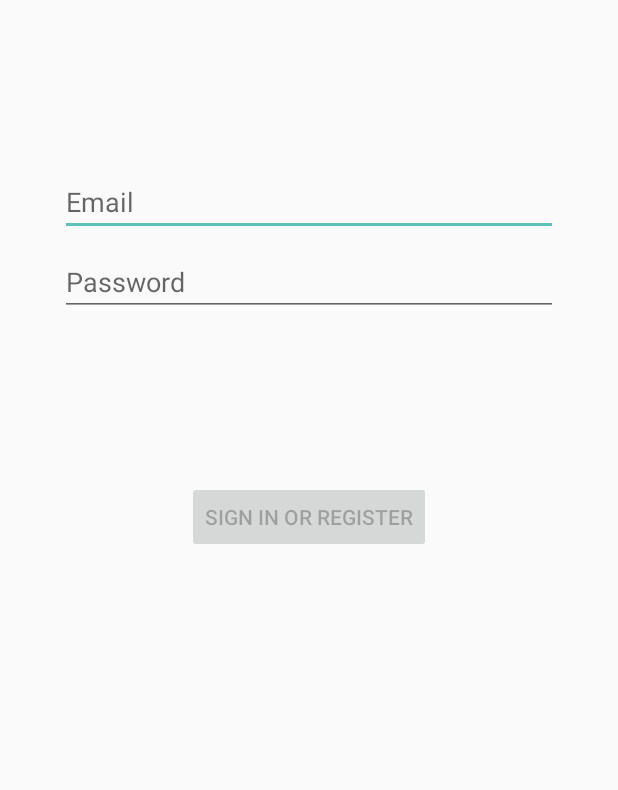
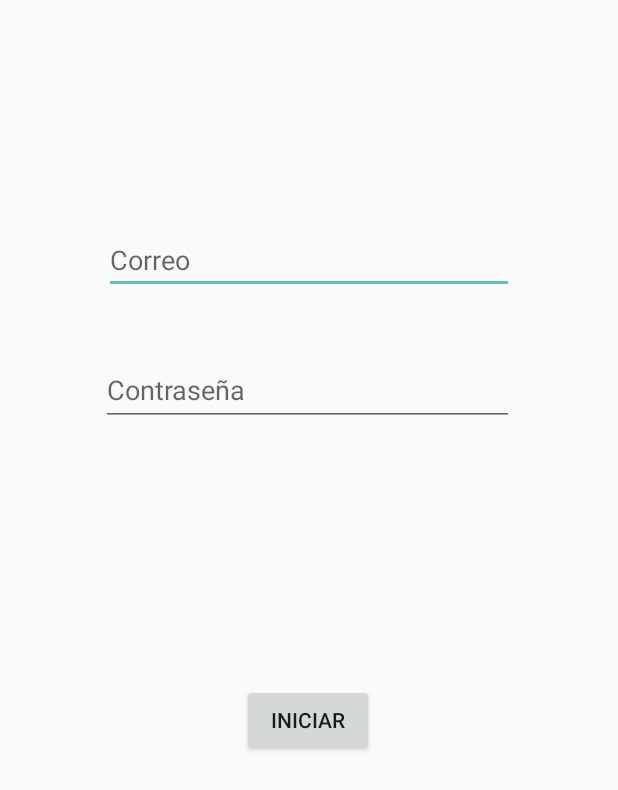
Before and after one commit to fbarrientoz/Gnomon, an Android app: the layout activity_login.xml on its own in the app's theme, with its tools: preview values and no code run, on a phone screen of 412 x 824 dp. Shown: the top 790 px of the screen. Run offline under Robolectric (Android 15) with nearby library versions, the phone set to English and light mode, and no system bars.

Commit message:
Creacion de paquetes y clases para la arquitectura de login conectandose a la base de datos de firebase

```diff
--- a/app/build.gradle
+++ b/app/build.gradle
@@ -48,6 +48,10 @@ dependencies {
     implementation 'androidx.lifecycle:lifecycle-viewmodel-ktx:2.2.0'
     implementation 'androidx.annotation:annotation:1.1.0'
     testImplementation 'junit:junit:4.12'
+
+    //dependecia agregada para autentificación con firebase
+    implementation 'com.google.firebase:firebase-auth:19.1.0'
+
     androidTestImplementation 'androidx.test.ext:junit:1.1.1'
     androidTestImplementation 'androidx.test.espresso:espresso-core:3.2.0'
 
--- a/app/src/main/AndroidManifest.xml
+++ b/app/src/main/AndroidManifest.xml
@@ -11,8 +11,8 @@
         android:supportsRtl="true"
         android:theme="@style/AppTheme">
         <activity
-            android:name=".ui.login.LoginActivity"
-            android:label="@string/title_activity_login"></activity>
+            android:name=".ui.login.view.Login"
+            android:label="@string/title_activity_login"/>
         <activity
             android:name=".SplashActivity"
             android:theme="@style/Theme.AppCompat.Light.NoActionBar">
--- a/app/src/main/java/com/uabc/edu/gnomon/SplashActivity.kt
+++ b/app/src/main/java/com/uabc/edu/gnomon/SplashActivity.kt
@@ -6,6 +6,7 @@ import android.os.Bundle
 import android.os.Handler
 import android.view.Window
 import android.view.WindowManager
+import com.uabc.edu.gnomon.ui.login.view.Login
 
 class SplashActivity : AppCompatActivity() {
     override fun onCreate(savedInstanceState: Bundle?) {
@@ -17,7 +18,8 @@ class SplashActivity : AppCompatActivity() {
         //4 segundos splash time
         Handler().postDelayed({
             //start maiin activity
-            startActivity(Intent(this@SplashActivity, MainActivity::class.java))
+            //startActivity(Intent(this@SplashActivity, MainActivity::class.java))
+            startActivity(Intent(this@SplashActivity, Login::class.java))
             //finish activity
             finish()
         },4000)
--- a/app/src/main/res/layout/activity_login.xml
+++ b/app/src/main/res/layout/activity_login.xml
@@ -2,75 +2,55 @@
 <androidx.constraintlayout.widget.ConstraintLayout xmlns:android="http://schemas.android.com/apk/res/android"
     xmlns:app="http://schemas.android.com/apk/res-auto"
     xmlns:tools="http://schemas.android.com/tools"
-    android:id="@+id/container"
     android:layout_width="match_parent"
     android:layout_height="match_parent"
-    android:paddingLeft="@dimen/activity_horizontal_margin"
-    android:paddingTop="@dimen/activity_vertical_margin"
-    android:paddingRight="@dimen/activity_horizontal_margin"
-    android:paddingBottom="@dimen/activity_vertical_margin"
-    tools:context=".ui.login.LoginActivity">
+    tools:context=".ui.login.view.Login">
 
     <EditText
-        android:id="@+id/username"
-        android:layout_width="0dp"
-        android:layout_height="wrap_content"
-        android:layout_marginStart="24dp"
-        android:layout_marginTop="96dp"
-        android:layout_marginEnd="24dp"
-        android:hint="@string/prompt_email"
-        android:inputType="textEmailAddress"
-        android:selectAllOnFocus="true"
+        android:id="@+id/et_name"
+        android:layout_width="273dp"
+        android:layout_height="44dp"
+        android:layout_marginTop="152dp"
+        android:ems="10"
+        android:hint="Correo"
+        android:inputType="textPersonName"
         app:layout_constraintEnd_toEndOf="parent"
         app:layout_constraintStart_toStartOf="parent"
         app:layout_constraintTop_toTopOf="parent" />
 
     <EditText
-        android:id="@+id/password"
-        android:layout_width="0dp"
-        android:layout_height="wrap_content"
-        android:layout_marginStart="24dp"
-        android:layout_marginTop="8dp"
-        android:layout_marginEnd="24dp"
-        android:hint="@string/prompt_password"
-        android:imeActionLabel="@string/action_sign_in_short"
-        android:imeOptions="actionDone"
+        android:id="@+id/et_password"
+        android:layout_width="275dp"
+        android:layout_height="48dp"
+        android:layout_marginTop="40dp"
+        android:ems="10"
+        android:hint="Contraseña"
         android:inputType="textPassword"
-        android:selectAllOnFocus="true"
         app:layout_constraintEnd_toEndOf="parent"
+        app:layout_constraintHorizontal_bias="0.492"
         app:layout_constraintStart_toStartOf="parent"
-        app:layout_constraintTop_toBottomOf="@+id/username" />
+        app:layout_constraintTop_toBottomOf="@+id/et_name"/>
 
     <Button
-        android:id="@+id/login"
+        android:id="@+id/btn_signIn"
         android:layout_width="wrap_content"
         android:layout_height="wrap_content"
-        android:layout_gravity="start"
-        android:layout_marginStart="48dp"
-        android:layout_marginTop="16dp"
-        android:layout_marginEnd="48dp"
-        android:layout_marginBottom="64dp"
-        android:enabled="false"
-        android:text="@string/action_sign_in"
-        app:layout_constraintBottom_toBottomOf="parent"
+        android:layout_marginTop="172dp"
+        android:text="Iniciar"
         app:layout_constraintEnd_toEndOf="parent"
+        app:layout_constraintHorizontal_bias="0.498"
         app:layout_constraintStart_toStartOf="parent"
-        app:layout_constraintTop_toBottomOf="@+id/password"
-        app:layout_constraintVertical_bias="0.2" />
+        app:layout_constraintTop_toBottomOf="@+id/et_password" />
 
     <ProgressBar
-        android:id="@+id/loading"
+        android:id="@+id/progressBar_singIn"
+        style="?android:attr/progressBarStyle"
         android:layout_width="wrap_content"
         android:layout_height="wrap_content"
-        android:layout_gravity="center"
-        android:layout_marginStart="32dp"
-        android:layout_marginTop="64dp"
-        android:layout_marginEnd="32dp"
-        android:layout_marginBottom="64dp"
+        android:layout_marginTop="68dp"
         android:visibility="gone"
-        app:layout_constraintBottom_toBottomOf="parent"
-        app:layout_constraintEnd_toEndOf="@+id/password"
-        app:layout_constraintStart_toStartOf="@+id/password"
-        app:layout_constraintTop_toTopOf="parent"
-        app:layout_constraintVertical_bias="0.3" />
+        app:layout_constraintEnd_toEndOf="parent"
+        app:layout_constraintHorizontal_bias="0.498"
+        app:layout_constraintStart_toStartOf="parent"
+        app:layout_constraintTop_toBottomOf="@+id/et_password" />
 </androidx.constraintlayout.widget.ConstraintLayout>
```
Also changed, not shown: app/src/main/java/com/uabc/edu/gnomon/base/BaseActivity.kt (added, +24 -0 lines), app/src/main/java/com/uabc/edu/gnomon/interactor/login/SignInInteractor.kt (added, +11 -0 lines), app/src/main/java/com/uabc/edu/gnomon/interactor/login/SingInInteractorimpl.kt (added, +18 -0 lines), app/src/main/java/com/uabc/edu/gnomon/ui/login/LoggedInUserView.kt (deleted, +0 -9 lines), app/src/main/java/com/uabc/edu/gnomon/ui/login/LoginActivity.kt (deleted, +0 -129 lines), app/src/main/java/com/uabc/edu/gnomon/ui/login/LoginContract.kt (added, +20 -0 lines), app/src/main/java/com/uabc/edu/gnomon/ui/login/LoginFormState.kt (deleted, +0 -10 lines), app/src/main/java/com/uabc/edu/gnomon/ui/login/LoginResult.kt (deleted, +0 -9 lines), app/src/main/java/com/uabc/edu/gnomon/ui/login/LoginViewModel.kt (deleted, +0 -55 lines), app/src/main/java/com/uabc/edu/gnomon/ui/login/LoginViewModelFactory.kt (deleted, +0 -25 lines), app/src/main/java/com/uabc/edu/gnomon/ui/login/presenter/LoginPresenter.kt (added, +51 -0 lines), app/src/main/java/com/uabc/edu/gnomon/ui/login/view/Login.kt (added, +62 -0 lines).
